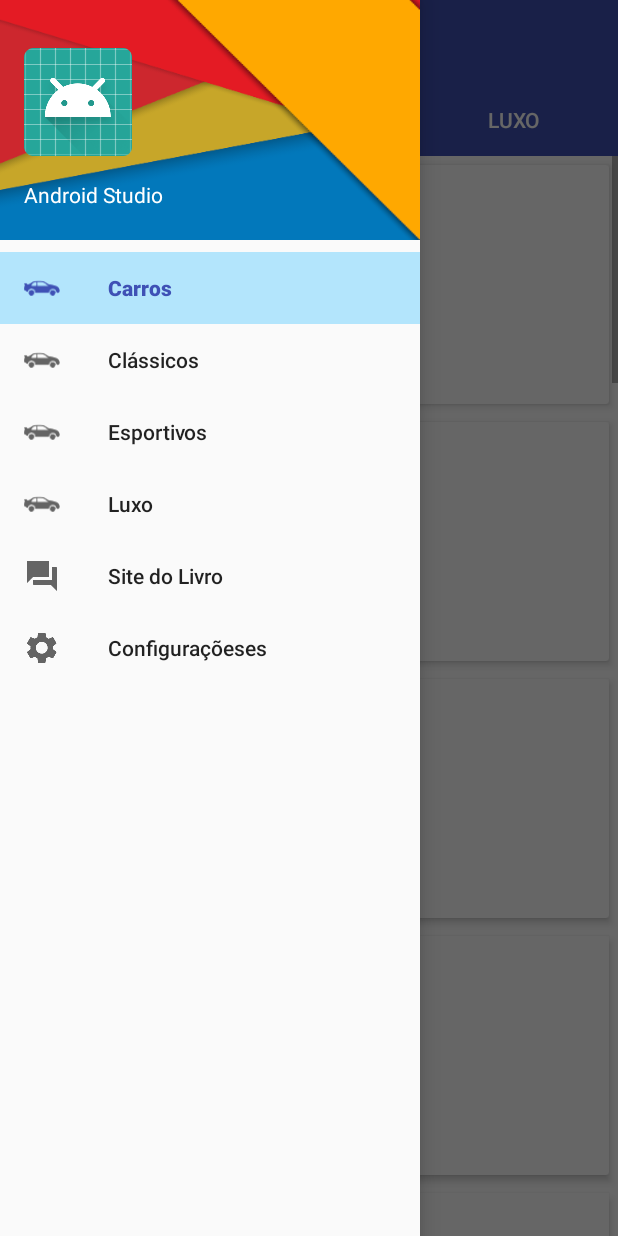
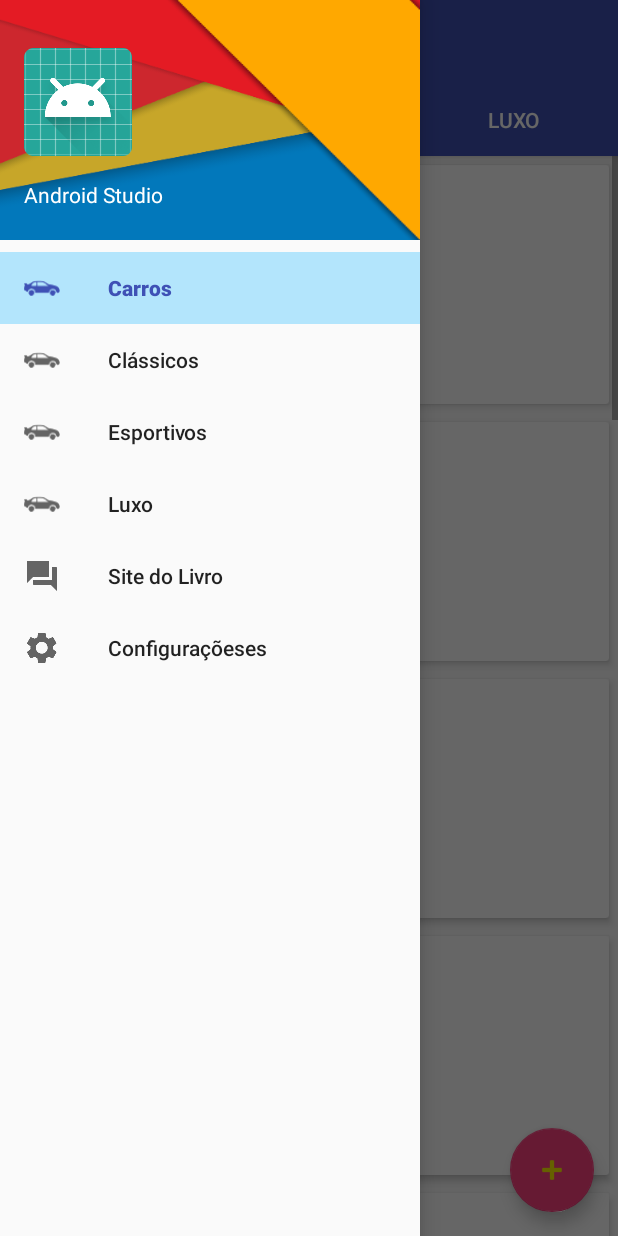
Before and after one commit to jordilucas/Cars, an Android app: the screen it shows after launch (MainActivity), with the side drawer open, on a phone screen of 412 x 824 dp. Run offline under Robolectric (Android 15) with nearby library versions, the phone set to English and light mode, and no system bars; our stand-ins replace Picasso; pictures from the network do not load.

Commit message:
Implement coordinator layout

```diff
--- a/app/src/main/res/layout/activity_main.xml
+++ b/app/src/main/res/layout/activity_main.xml
@@ -6,28 +6,41 @@
     android:layout_height="match_parent"
     android:fitsSystemWindows="true">
 
-    <LinearLayout
-        android:id="@+id/content"
+    <android.support.design.widget.CoordinatorLayout
+        android:id="@+id/coordinatorLayout"
         android:layout_width="match_parent"
-        android:layout_height="match_parent"
-        android:orientation="vertical">
+        android:layout_height="match_parent">
 
-        <include layout="@layout/toolbar"/>
-
-        <android.support.design.widget.TabLayout
-            android:id="@+id/tabLayout"
+        <android.support.design.widget.AppBarLayout
             android:layout_width="match_parent"
             android:layout_height="wrap_content"
-            android:background="@color/primary"/>
+            android:theme="@style/ThemeOverlay.AppCompat.Dark.ActionBar">
 
-        <android.support.v4.view.ViewPager
+            <include layout="@layout/toolbar"/>
+
+            <android.support.design.widget.TabLayout
+                android:id="@+id/tabLayout"
+                android:layout_width="match_parent"
+                android:layout_height="wrap_content"
+                android:background="@color/primary"/>
+            </android.support.design.widget.AppBarLayout>
+            <android.support.v4.view.ViewPager
             android:id="@+id/viewPager"
             android:layout_width="match_parent"
-            android:layout_height="0px"
-            android:layout_weight="1"
-            android:background="@color/white"/>
+            android:layout_height="match_parent"
+            app:layout_behavior="@string/appbar_scrolling_view_behavior"/>
 
-    </LinearLayout>
+
+        <android.support.design.widget.FloatingActionButton
+            android:id="@+id/fab"
+            android:layout_width="wrap_content"
+            android:layout_height="wrap_content"
+            android:layout_gravity="bottom|right"
+            android:layout_marginBottom="@dimen/fab_margin"
+            android:layout_marginRight="@dimen/fab_margin"
+            android:src="@android:drawable/ic_input_add"
+            android:tint="#fff000"/>
+    </android.support.design.widget.CoordinatorLayout>
 
     <android.support.design.widget.NavigationView
         android:id="@+id/nav_view"
@@ -39,5 +52,4 @@
         app:menu="@menu/nav_drawer_menu">
 
     </android.support.design.widget.NavigationView>
-
 </android.support.v4.widget.DrawerLayout>
```
